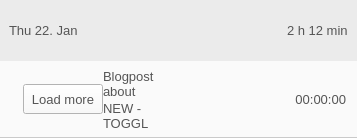
Old version of the form src/ui/linux/TogglDesktop/timeentrycellwidget.ui in the repository toggl-open-source/toggldesktop.
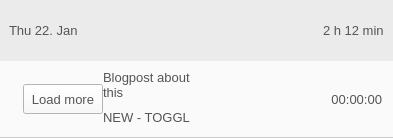
New version of the form. Icons and pictures are not drawn. Custom widgets are drawn as their Qt base class.

The edit to the form file:
```diff
--- a/src/ui/linux/TogglDesktop/timeentrycellwidget.ui
+++ b/src/ui/linux/TogglDesktop/timeentrycellwidget.ui
@@ -235,15 +235,18 @@
          </item>
          <item>
           <widget class="ClickableLabel" name="project">
+           <property name="sizePolicy">
+            <sizepolicy hsizetype="MinimumExpanding" vsizetype="Preferred">
+             <horstretch>0</horstretch>
+             <verstretch>0</verstretch>
+            </sizepolicy>
+           </property>
            <property name="styleSheet">
             <string notr="true">border:none;</string>
            </property>
            <property name="text">
             <string>NEW - TOGGL</string>
            </property>
-           <property name="wordWrap">
-            <bool>true</bool>
-           </property>
           </widget>
          </item>
         </layout>
```
